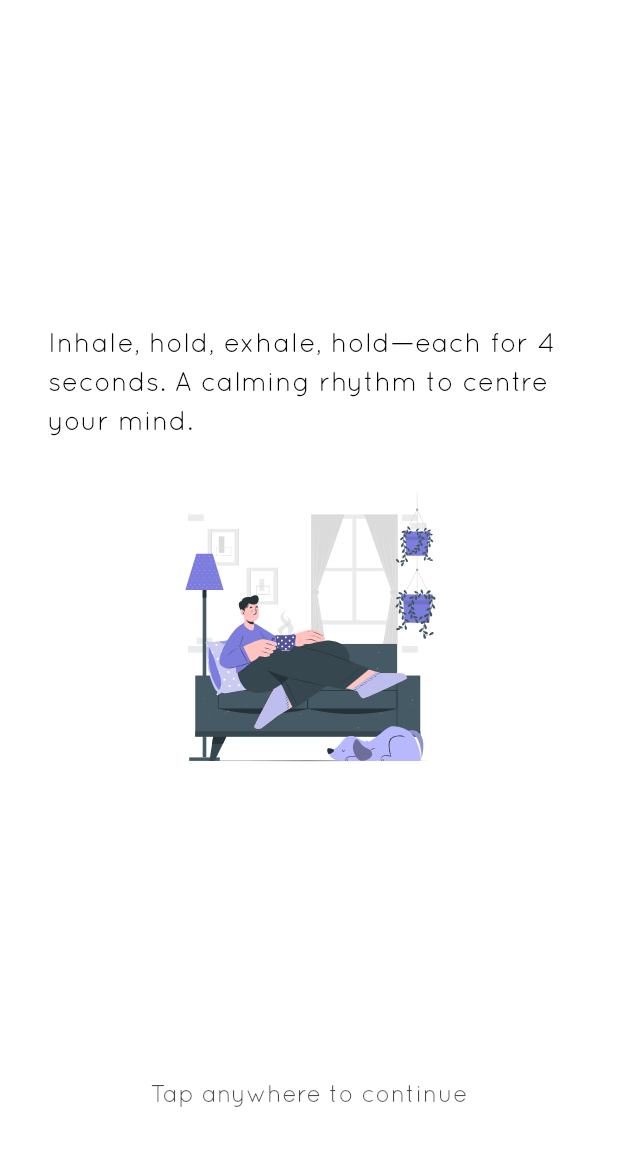
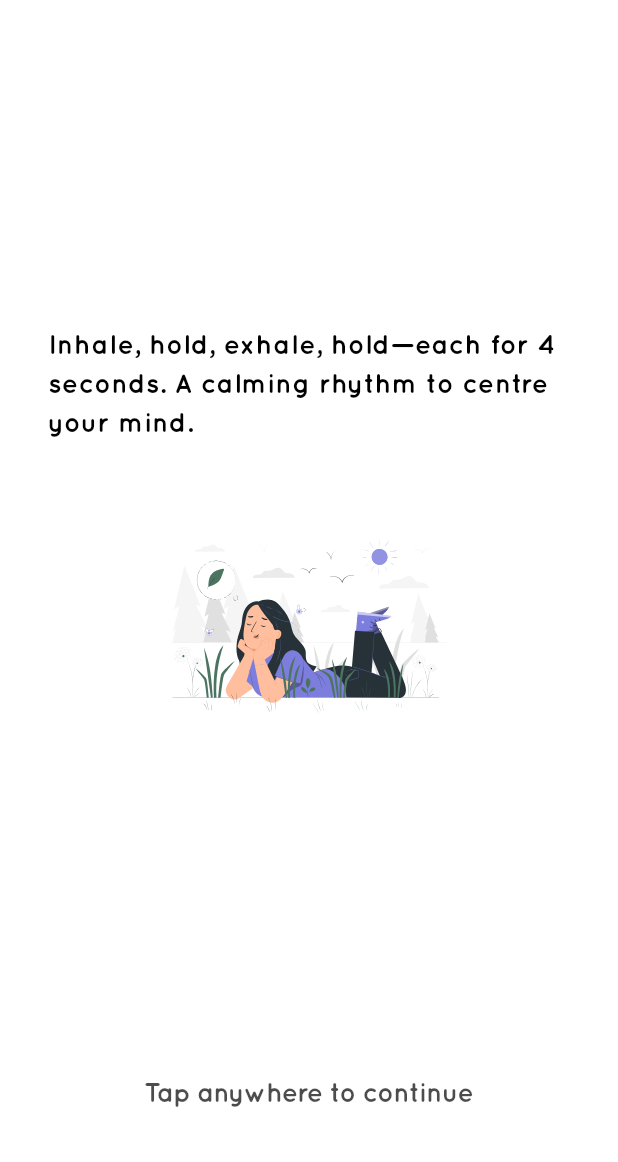
Before and after one commit to saifahmeddd/Moodie, a Flutter app: the BreathingExercisesScreen screen opened by its route, after a tap on "Box Breathing", on a phone screen of 412 x 824 dp, the part 74-1236 px from its top. Run offline on Flutter 3.47's test engine with Material 3 defaults, Android fonts, the phone set to English and light mode, and no system bars; our stand-ins replace cloud_firestore, firebase_auth, firebase_core, flutter_dotenv, flutter_svg; missing offline and left inert: gif_view; accounts and stored records are empty; project files that could hold a hidden picture were left out.

Commit message:
Fix breathing exercises UI

```diff
--- a/lib/screens/box_breathing_step_screen.dart
+++ b/lib/screens/box_breathing_step_screen.dart
@@ -138,7 +138,9 @@ class _BoxBreathingStepScreenState extends State<BoxBreathingStepScreen>
                     child: Text(
                       _instructions[_currentStep],
                       style: const TextStyle(
-                        fontSize: 20,
+                        fontFamily: 'Quicksand',
+                        fontSize: 18,
+                        fontWeight: FontWeight.w600,
                         color: Colors.black87,
                       ),
                       textAlign: TextAlign.center,
--- a/lib/screens/box_breathing_walkthrough.dart
+++ b/lib/screens/box_breathing_walkthrough.dart
@@ -33,10 +33,10 @@ class _BoxBreathingWalkthroughScreenState
       textColor: Colors.black,
       content:
           'Inhale, hold, exhale, hold—each for 4 seconds. A calming rhythm to centre your mind.',
-      imageAsset: 'assets/images/relaxing-at-home.svg',
+      imageAsset: 'assets/images/nature-benefits.svg',
     ),
     _WalkthroughData(
-      backgroundColor: Color(0xFF6A5AE0),
+      backgroundColor: Color(0xFFB8B8FF),
       textColor: Colors.white,
       content: '''
 • Inhale through your nose for 4 seconds
@@ -56,9 +56,10 @@ class _BoxBreathingWalkthroughScreenState
             children: [
               Center(
                 child: SizedBox(
-                  height: 180,
+                  height: 258,
+                  width: 406,
                   child: SvgPicture.asset(
-                    'assets/images/serene.svg',
+                    'assets/images/nature-benefits.svg',
                     fit: BoxFit.contain,
                   ),
                 ),
@@ -81,7 +82,12 @@ class _BoxBreathingWalkthroughScreenState
                 padding: EdgeInsets.symmetric(horizontal: 32.0),
                 child: Text(
                   'Maintain a steady pace; visualise tracing a square with each phase.',
-                  style: TextStyle(fontSize: 16, color: Colors.white),
+                  style: TextStyle(
+                    fontFamily: 'Quicksand',
+                    fontSize: 16,
+                    fontWeight: FontWeight.w600,
+                    color: Colors.white,
+                  ),
                   textAlign: TextAlign.left,
                 ),
               ),
@@ -121,7 +127,7 @@ class _BoxBreathingWalkthroughScreenState
                   child: SizedBox(
                     height: 180,
                     child: SvgPicture.asset(
-                      'assets/images/serene.svg',
+                      'assets/images/Meditation-pana.svg',
                       fit: BoxFit.contain,
                     ),
                   ),
@@ -232,7 +238,8 @@ class _BoxBreathingWalkthroughScreenState
                             style: TextStyle(
                               color: data.textColor,
                               fontSize: 18,
-                              fontWeight: FontWeight.w500,
+                              fontWeight: FontWeight.w600,
+                              fontFamily: 'Quicksand',
                             ),
                             textAlign: TextAlign.left,
                           ),
@@ -264,7 +271,10 @@ class _BoxBreathingWalkthroughScreenState
                           'Tap anywhere to continue',
                           style: TextStyle(
                             color: data.textColor.withOpacity(0.7),
-                            fontSize: 16,
+                            fontSize: 18,
+                            fontWeight: FontWeight.w600,
+                            fontFamily: 'Quicksand',
+                            letterSpacing: -0.5,
                           ),
                         ),
                       ),
--- a/lib/screens/breathing_exercises_screen.dart
+++ b/lib/screens/breathing_exercises_screen.dart
@@ -1,52 +1,72 @@
 import 'package:flutter/material.dart';
+import 'package:flutter_svg/flutter_svg.dart';
+import 'package:flutter/services.dart';
 import 'box_breathing_walkthrough.dart';
 import '../widgets/custom_back_button.dart';
 
-class BreathingExercisesScreen extends StatelessWidget {
+class BreathingExercisesScreen extends StatefulWidget {
   const BreathingExercisesScreen({super.key});
+
+  @override
+  State<BreathingExercisesScreen> createState() =>
+      _BreathingExercisesScreenState();
+}
+
+class _BreathingExercisesScreenState extends State<BreathingExercisesScreen> {
+  @override
+  void initState() {
+    super.initState();
+    SystemChrome.setSystemUIOverlayStyle(
+      const SystemUiOverlayStyle(
+        statusBarColor: Colors.black,
+        statusBarIconBrightness: Brightness.light,
+      ),
+    );
+  }
 
   @override
   Widget build(BuildContext context) {
     return Scaffold(
-      backgroundColor: const Color(0xFF6A5AE0),
+      backgroundColor: Colors.transparent, // Remove gray/white background
       body: SafeArea(
+        top: true,
+        child: Container(
+          width: double.infinity,
+          decoration: const BoxDecoration(
+            color: Color(0xFF535394),
+            borderRadius: BorderRadius.only(
+              topLeft: Radius.circular(40),
+              topRight: Radius.circular(40),
+            ),
+          ),
           child: Column(
             children: [
-            Container(
-              width: double.infinity,
+              Padding(
                 padding: const EdgeInsets.only(
                   top: 40,
-                left: 12,
+                  left: 0,
                   right: 24,
                   bottom: 32,
                 ),
-              decoration: const BoxDecoration(
-                color: Color(0xFF6A5AE0),
-                borderRadius: BorderRadius.only(
-                  bottomLeft: Radius.circular(40),
-                  bottomRight: Radius.circular(40),
-                ),
-              ),
-              child: Stack(
-                alignment: Alignment.center,
+                child: Row(
+                  crossAxisAlignment: CrossAxisAlignment.center,
                   children: [
-                  Align(
-                    alignment: Alignment.centerLeft,
+                    Padding(
+                      padding: const EdgeInsets.only(left: 0, right: 0),
                       child: CustomBackButton(
                         iconColor: Colors.white,
                         iconSize: 24,
                       ),
                     ),
-                  const Center(
-                    child: Text(
+                    const SizedBox(width: 2),
+                    const Text(
                       'Breathing Exercises',
                       style: TextStyle(
                         fontFamily: 'Quicksand',
-                        fontSize: 32,
-                        fontWeight: FontWeight.bold,
+                        fontSize: 24,
+                        fontWeight: FontWeight.w600,
                         color: Colors.white,
                         letterSpacing: -0.5,
-                      ),
                       ),
                     ),
                   ],
@@ -76,7 +96,8 @@ class BreathingExercisesScreen extends StatelessWidget {
                             Navigator.of(context).push(
                               MaterialPageRoute(
                                 builder:
-                                  (context) => BoxBreathingWalkthroughScreen(),
+                                    (context) =>
+                                        BoxBreathingWalkthroughScreen(),
                               ),
                             );
                           },
@@ -84,7 +105,7 @@ class BreathingExercisesScreen extends StatelessWidget {
                             title: 'Box Breathing',
                             duration: '4 minutes',
                             focusArea: 'Stress & Anxiety',
-                          imageAsset: 'assets/images/meditation.svg',
+                            imageAsset: 'assets/images/positive-thinking.svg',
                           ),
                         ),
                         const SizedBox(height: 24),
@@ -92,14 +113,14 @@ class BreathingExercisesScreen extends StatelessWidget {
                           title: '4-7-8 Breathing',
                           duration: '3 minutes',
                           focusArea: 'Sleep & Panic Relief',
-                        imageAsset: 'assets/images/meditation.svg',
+                          imageAsset: 'assets/images/personal-growth.svg',
                         ),
                         const SizedBox(height: 24),
                         _ExerciseCard(
                           title: 'Tactical Breathing',
                           duration: '5 minutes',
                           focusArea: 'High-Stress Situations',
-                        imageAsset: 'assets/images/meditation.svg',
+                          imageAsset: 'assets/images/breathing.svg',
                         ),
                         const SizedBox(height: 24),
                         _ExerciseCard(
@@ -113,21 +134,21 @@ class BreathingExercisesScreen extends StatelessWidget {
                           title: 'Diaphragmatic Breathing',
                           duration: '5 minutes',
                           focusArea: 'Relaxation',
-                        imageAsset: 'assets/images/meditation.svg',
+                          imageAsset: 'assets/images/positive-thinking.svg',
                         ),
                         const SizedBox(height: 24),
                         _ExerciseCard(
                           title: '3-3-3 Breathing',
                           duration: '3 minutes',
                           focusArea: 'Grounding',
-                        imageAsset: 'assets/images/meditation.svg',
+                          imageAsset: 'assets/images/happy-earth.svg',
                         ),
                         const SizedBox(height: 24),
                         _ExerciseCard(
                           title: 'Coherent Breathing',
                           duration: '6 minutes',
                           focusArea: 'Balance & Calm',
-                        imageAsset: 'assets/images/meditation.svg',
+                          imageAsset: 'assets/images/self-love.svg',
                         ),
                       ],
                     ),
@@ -135,6 +156,7 @@ class BreathingExercisesScreen extends StatelessWidget {
                 ),
               ),
             ],
+          ),
         ),
       ),
     );
@@ -158,14 +180,15 @@ class _ExerciseCard extends StatelessWidget {
   Widget build(BuildContext context) {
     return Container(
       width: double.infinity,
-      padding: const EdgeInsets.all(20),
+      padding: const EdgeInsets.symmetric(vertical: 24, horizontal: 20),
       decoration: BoxDecoration(
         color: Colors.white,
         border: Border.all(color: Color(0xFFD1C4E9), width: 2),
         borderRadius: BorderRadius.circular(24),
       ),
       child: Row(
-        crossAxisAlignment: CrossAxisAlignment.start,
+        crossAxisAlignment: CrossAxisAlignment.center,
+        mainAxisAlignment: MainAxisAlignment.start,
         children: [
           Expanded(
             child: Column(
@@ -176,7 +199,7 @@ class _ExerciseCard extends StatelessWidget {
                   style: const TextStyle(
                     fontFamily: 'Quicksand',
                     fontSize: 18,
-                    fontWeight: FontWeight.w700,
+                    fontWeight: FontWeight.w600,
                     color: Colors.black,
                   ),
                 ),
@@ -186,9 +209,9 @@ class _ExerciseCard extends StatelessWidget {
                     const Text(
                       'Duration:',
                       style: TextStyle(
-                        fontFamily: '.SF Pro Text',
-                        fontSize: 13,
-                        fontWeight: FontWeight.bold,
+                        fontFamily: 'General Sans',
+                        fontSize: 12,
+                        fontWeight: FontWeight.w600,
                         color: Colors.black,
                         letterSpacing: -0.5,
                       ),
@@ -197,9 +220,9 @@ class _ExerciseCard extends StatelessWidget {
                     Text(
                       duration,
                       style: const TextStyle(
-                        fontFamily: '.SF Pro Text',
-                        fontSize: 13,
-                        fontWeight: FontWeight.normal,
+                        fontFamily: 'General Sans',
+                        fontSize: 12,
+                        fontWeight: FontWeight.w400,
                         color: Colors.black,
                         letterSpacing: -0.5,
                       ),
@@ -212,9 +235,9 @@ class _ExerciseCard extends StatelessWidget {
                     const Text(
                       'Focus Area:',
                       style: TextStyle(
-                        fontFamily: '.SF Pro Text',
-                        fontSize: 13,
-                        fontWeight: FontWeight.bold,
+                        fontFamily: 'General Sans',
+                        fontSize: 12,
+                        fontWeight: FontWeight.w600,
                         color: Colors.black,
                         letterSpacing: -0.5,
                       ),
@@ -223,9 +246,9 @@ class _ExerciseCard extends StatelessWidget {
                     Text(
                       focusArea,
                       style: const TextStyle(
-                        fontFamily: '.SF Pro Text',
-                        fontSize: 13,
-                        fontWeight: FontWeight.normal,
+                        fontFamily: 'General Sans',
+                        fontSize: 12,
+                        fontWeight: FontWeight.w400,
                         color: Colors.black,
                         letterSpacing: -0.5,
                       ),
@@ -237,12 +260,12 @@ class _ExerciseCard extends StatelessWidget {
           ),
           const SizedBox(width: 16),
           SizedBox(
-            height: 90,
-            width: 90,
-            child: Image.asset(
-              'assets/images/img1.png', //placeholder asst
-              fit: BoxFit.contain,
-            ),
+            height: 120,
+            width: 120,
+            child:
+                imageAsset.endsWith('.svg')
+                    ? SvgPicture.asset(imageAsset, fit: BoxFit.contain)
+                    : Image.asset(imageAsset, fit: BoxFit.contain),
           ),
         ],
       ),
```
Also changed, not shown: pubspec.yaml (+8 -2 lines). Lines whose indentation alone changed are shown as unchanged.
